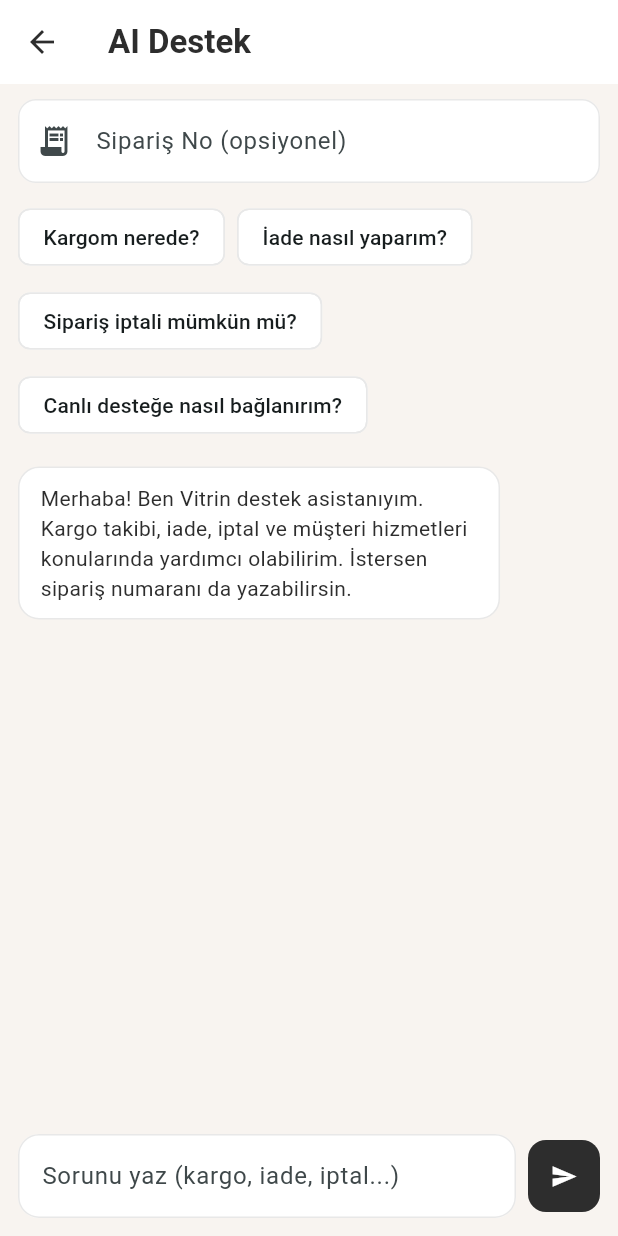
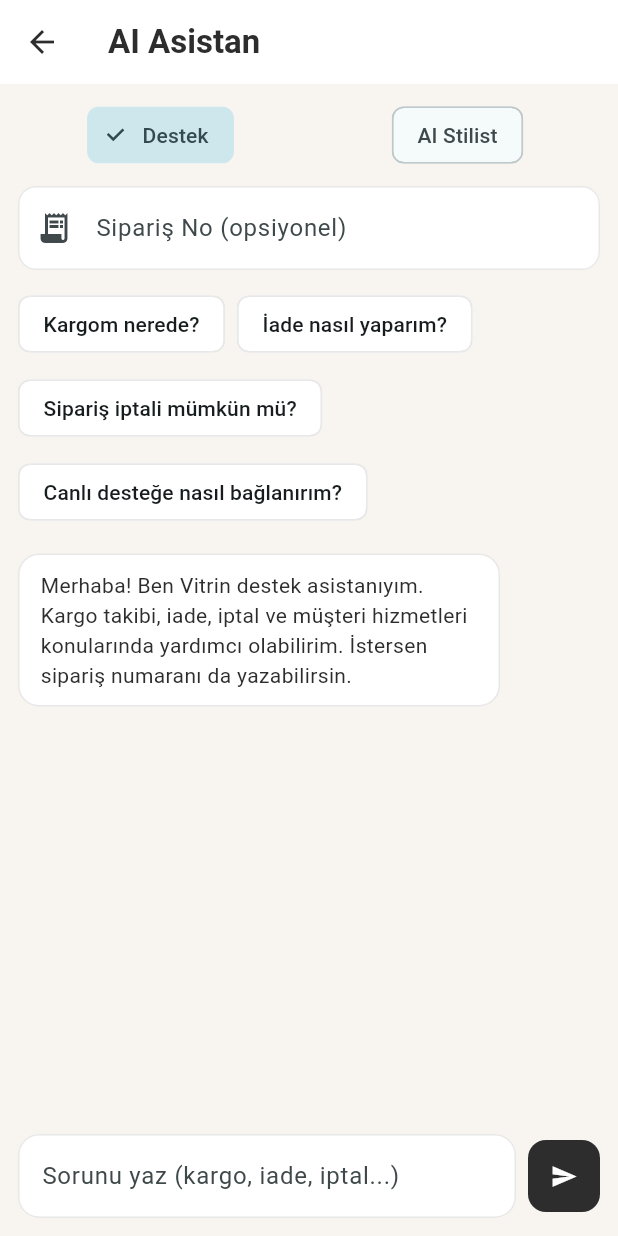
Before and after one commit to buse-akdeniz/vitrin_app, a Flutter app: the SupportChatScreen screen opened directly, on a phone screen of 412 x 824 dp. Run offline on Flutter 3.47's test engine with Material 3 defaults, Android fonts, the phone set to English and light mode, and no system bars; our stand-ins replace image_picker, shared_preferences; accounts and stored records are empty.

Commit message:
feat: add dual-mode AI chat with stylist mode

```diff
--- a/lib/screens/support_chat_screen.dart
+++ b/lib/screens/support_chat_screen.dart
@@ -22,12 +22,44 @@ class _SupportChatScreenState extends State<SupportChatScreen> {
   ];
 
   bool _isSending = false;
+  bool _stylistMode = false;
   List<String> _suggestions = const [
     'Kargom nerede?',
     'İade nasıl yaparım?',
     'Sipariş iptali mümkün mü?',
     'Canlı desteğe nasıl bağlanırım?'
   ];
+
+  static const List<String> _supportSuggestions = [
+    'Kargom nerede?',
+    'İade nasıl yaparım?',
+    'Sipariş iptali mümkün mü?',
+    'Canlı desteğe nasıl bağlanırım?'
+  ];
+
+  static const List<String> _stylistSuggestions = [
+    'Bugün iş görüşmem var, ne giymeliyim?',
+    'Bu eteğin üstüne ne gider?',
+    'Hava serin, rahat ama şık kombin öner',
+    'Siyah pantolonla 2 alternatif çıkar'
+  ];
+
+  void _switchMode(bool stylistMode) {
+    if (_isSending) return;
+
+    setState(() {
+      _stylistMode = stylistMode;
+      _messages
+        ..clear()
+        ..add({
+          'role': 'assistant',
+          'text': stylistMode
+              ? 'Merhaba! Ben Vitrin AI stil asistanıyım. Gardırobundaki parçalarla sana kombin önerebilirim.'
+              : 'Merhaba! Ben Vitrin destek asistanıyım. Kargo takibi, iade, iptal ve müşteri hizmetleri konularında yardımcı olabilirim. İstersen sipariş numaranı da yazabilirsin.'
+        });
+      _suggestions = stylistMode ? _stylistSuggestions : _supportSuggestions;
+    });
+  }
 
   @override
   void dispose() {
@@ -59,14 +91,19 @@ class _SupportChatScreenState extends State<SupportChatScreen> {
               })
           .toList();
 
-      final result = await ApiService.supportChat(
-        message: text,
-        history: history,
-        orderNo: _orderNoController.text,
-      );
+      final activeResult = _stylistMode
+          ? await ApiService.stylistChat(
+              message: text,
+              history: history,
+            )
+          : await ApiService.supportChat(
+              message: text,
+              history: history,
+              orderNo: _orderNoController.text,
+            );
 
-      final reply = (result['reply'] ?? '').toString().trim();
-      final suggestionsRaw = result['suggestions'];
+      final reply = (activeResult['reply'] ?? '').toString().trim();
+      final suggestionsRaw = activeResult['suggestions'];
       final nextSuggestions = suggestionsRaw is List
           ? suggestionsRaw.map((e) => e.toString()).where((e) => e.isNotEmpty).toList()
           : _suggestions;
@@ -113,7 +150,7 @@ class _SupportChatScreenState extends State<SupportChatScreen> {
       backgroundColor: const Color(0xFFF8F4F0),
       appBar: AppBar(
         title: const Text(
-          'AI Destek',
+          'AI Asistan',
           style: TextStyle(color: Color(0xFF2D2D2D), fontWeight: FontWeight.bold),
         ),
         backgroundColor: Colors.white,
@@ -122,6 +159,29 @@ class _SupportChatScreenState extends State<SupportChatScreen> {
       ),
       body: Column(
         children: [
+          Padding(
+            padding: const EdgeInsets.fromLTRB(12, 10, 12, 0),
+            child: Row(
+              children: [
+                Expanded(
+                  child: ChoiceChip(
+                    label: const Text('Destek'),
+                    selected: !_stylistMode,
+                    onSelected: (_) => _switchMode(false),
+                  ),
+                ),
+                const SizedBox(width: 8),
+                Expanded(
+                  child: ChoiceChip(
+                    label: const Text('AI Stilist'),
+                    selected: _stylistMode,
+                    onSelected: (_) => _switchMode(true),
+                  ),
+                ),
+              ],
+            ),
+          ),
+          if (!_stylistMode)
           Padding(
             padding: const EdgeInsets.fromLTRB(12, 10, 12, 4),
             child: TextField(
@@ -142,6 +202,17 @@ class _SupportChatScreenState extends State<SupportChatScreen> {
               ),
             ),
           ),
+          if (_stylistMode)
+            const Padding(
+              padding: EdgeInsets.fromLTRB(12, 10, 12, 4),
+              child: Align(
+                alignment: Alignment.centerLeft,
+                child: Text(
+                  'Stilist modu gardırobundaki ürünlerle kombin önerir.',
+                  style: TextStyle(fontSize: 12, color: Color(0xFF777777)),
+                ),
+              ),
+            ),
           Padding(
             padding: const EdgeInsets.fromLTRB(12, 8, 12, 4),
             child: Align(
@@ -213,7 +284,9 @@ class _SupportChatScreenState extends State<SupportChatScreen> {
                       textInputAction: TextInputAction.send,
                       onSubmitted: (_) => _sendMessage(),
                       decoration: InputDecoration(
-                        hintText: 'Sorunu yaz (kargo, iade, iptal...)',
+                        hintText: _stylistMode
+                            ? 'Mesaj yaz (ör: Bu etekle ne giyebilirim?)'
+                            : 'Sorunu yaz (kargo, iade, iptal...)',
                         filled: true,
                         fillColor: Colors.white,
                         border: OutlineInputBorder(
--- a/lib/services/api_service.dart
+++ b/lib/services/api_service.dart
@@ -250,6 +250,22 @@ class ApiService {
         'history': history,
         if (orderNo != null && orderNo.trim().isNotEmpty)
           'orderNo': orderNo.trim(),
+      }),
+    );
+
+    return jsonDecode(response.body);
+  }
+
+  static Future<Map<String, dynamic>> stylistChat({
+    required String message,
+    List<Map<String, String>> history = const [],
+  }) async {
+    final response = await http.post(
+      Uri.parse('$baseUrl/stylist/chat'),
+      headers: await _authHeaders(),
+      body: jsonEncode({
+        'message': message,
+        'history': history,
       }),
     );
 
```
